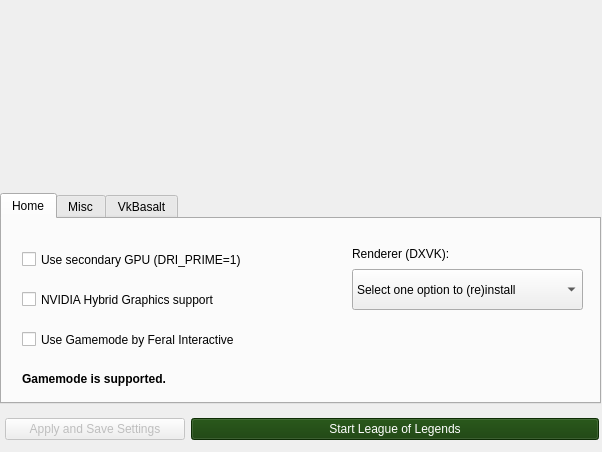
First picture: the form in src/python_src/ui/installer.ui, repository polkaulfield/lol-for-linux-installer, before the edit.
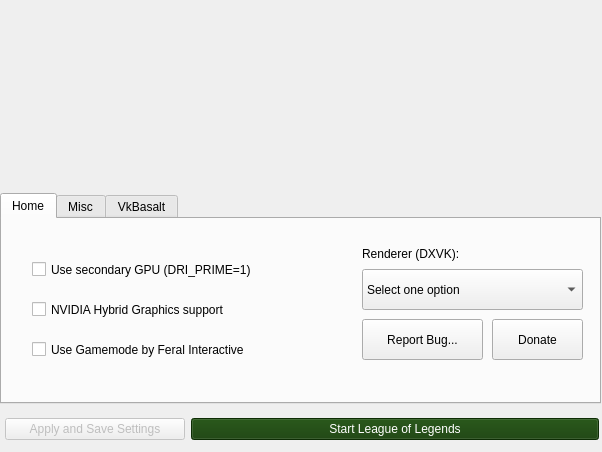
Second picture: the form after the edit. The open tabs and pages were chosen to show the change. Icons and pictures are not drawn.

Commit message:
Gamemode, new buttons and more
- Remove gamemode text, is not necessary and look ugly, we already grey out the button when is not detected
- Add bug report and donate button to the main page
- Other changes

Diff of the .ui file:
```diff
--- a/src/python_src/ui/installer.ui
+++ b/src/python_src/ui/installer.ui
@@ -833,8 +833,8 @@
                  </property>
                  <property name="geometry">
                   <rect>
-                   <x>20</x>
-                   <y>20</y>
+                   <x>30</x>
+                   <y>30</y>
                    <width>321</width>
                    <height>41</height>
                   </rect>
@@ -859,9 +859,9 @@
                  </property>
                  <property name="geometry">
                   <rect>
-                   <x>350</x>
+                   <x>360</x>
                    <y>50</y>
-                   <width>231</width>
+                   <width>221</width>
                    <height>41</height>
                   </rect>
                  </property>
@@ -870,7 +870,7 @@
                  </property>
                  <item>
                   <property name="text">
-                   <string>Select one option to (re)install</string>
+                   <string>Select one option</string>
                   </property>
                  </item>
                  <item>
@@ -892,7 +892,7 @@
                 <widget class="QLabel" name="labelrenderer">
                  <property name="geometry">
                   <rect>
-                   <x>350</x>
+                   <x>360</x>
                    <y>19</y>
                    <width>211</width>
                    <height>31</height>
@@ -908,8 +908,8 @@
                  </property>
                  <property name="geometry">
                   <rect>
-                   <x>20</x>
-                   <y>60</y>
+                   <x>30</x>
+                   <y>70</y>
                    <width>321</width>
                    <height>41</height>
                   </rect>
@@ -928,37 +928,15 @@
                    <normaloff>.</normaloff>.</iconset>
                  </property>
                 </widget>
-                <widget class="QLabel" name="gamemodelabel">
-                 <property name="geometry">
-                  <rect>
-                   <x>20</x>
-                   <y>150</y>
-                   <width>421</width>
-                   <height>21</height>
-                  </rect>
-                 </property>
-                 <property name="layoutDirection">
-                  <enum>Qt::RightToLeft</enum>
-                 </property>
-                 <property name="autoFillBackground">
-                  <bool>false</bool>
-                 </property>
-                 <property name="text">
-                  <string>&lt;html&gt;&lt;head/&gt;&lt;body&gt;&lt;p&gt;&lt;span style=&quot; font-weight:600;&quot;&gt;Gamemode is supported.&lt;/span&gt;&lt;/p&gt;&lt;/body&gt;&lt;/html&gt;</string>
-                 </property>
-                 <property name="textFormat">
-                  <enum>Qt::RichText</enum>
-                 </property>
-                </widget>
                 <widget class="QCheckBox" name="Usegamemode">
                  <property name="enabled">
                   <bool>true</bool>
                  </property>
                  <property name="geometry">
                   <rect>
-                   <x>20</x>
-                   <y>100</y>
-                   <width>361</width>
+                   <x>30</x>
+                   <y>110</y>
+                   <width>321</width>
                    <height>41</height>
                   </rect>
                  </property>
@@ -982,6 +960,61 @@
                    <normaloff>.</normaloff>.</iconset>
                  </property>
                 </widget>
+                <widget class="QPushButton" name="githubButton2">
+                 <property name="geometry">
+                  <rect>
+                   <x>360</x>
+                   <y>100</y>
+                   <width>121</width>
+                   <height>41</height>
+                  </rect>
+                 </property>
+                 <property name="sizePolicy">
+                  <sizepolicy hsizetype="Minimum" vsizetype="Fixed">
+                   <horstretch>0</horstretch>
+                   <verstretch>0</verstretch>
+                  </sizepolicy>
+                 </property>
+                 <property name="maximumSize">
+                  <size>
+                   <width>16777215</width>
+                   <height>16777215</height>
+                  </size>
+                 </property>
+                 <property name="text">
+                  <string>Report Bug...</string>
+                 </property>
+                 <property name="icon">
+                  <iconset theme="tools-report-bug">
+                   <normaloff>.</normaloff>.</iconset>
+                 </property>
+                 <property name="checkable">
+                  <bool>false</bool>
+                 </property>
+                 <property name="default">
+                  <bool>false</bool>
+                 </property>
+                 <property name="flat">
+                  <bool>false</bool>
+                 </property>
+                </widget>
+                <widget class="QPushButton" name="donatebutton">
+                 <property name="geometry">
+                  <rect>
+                   <x>490</x>
+                   <y>100</y>
+                   <width>91</width>
+                   <height>41</height>
+                  </rect>
+                 </property>
+                 <property name="text">
+                  <string>Donate</string>
+                 </property>
+                 <property name="icon">
+                  <iconset theme="emblem-favorite">
+                   <normaloff>.</normaloff>.</iconset>
+                 </property>
+                </widget>
                </widget>
                <widget class="QWidget" name="tab_2">
                 <attribute name="title">
```
Left out of the diff: 29 changed lines with no effect on the pictures. The commit also changes 1 other file.
